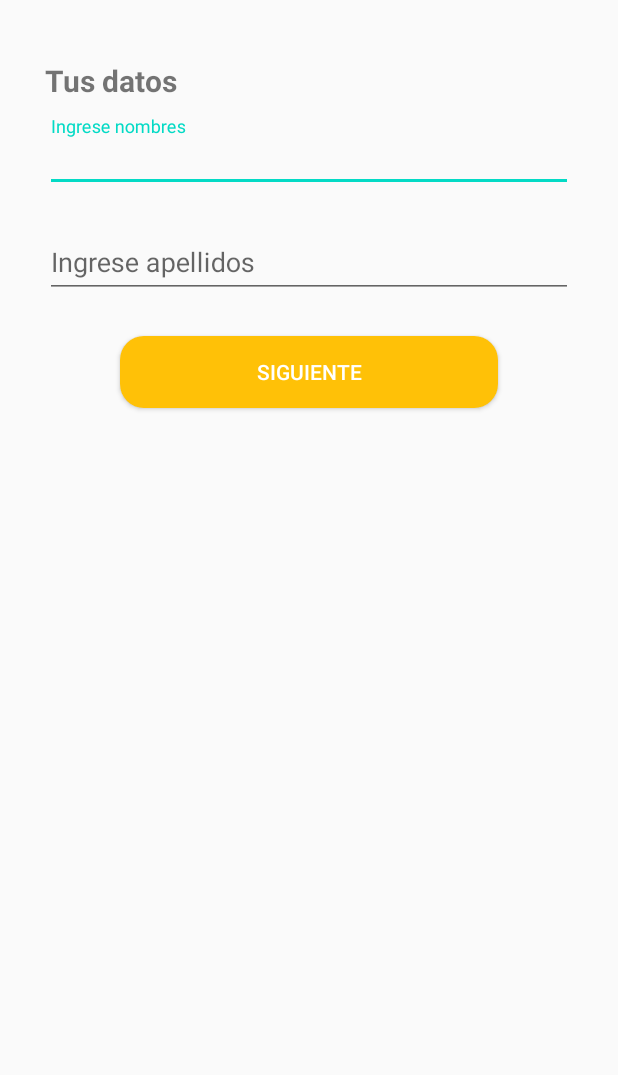
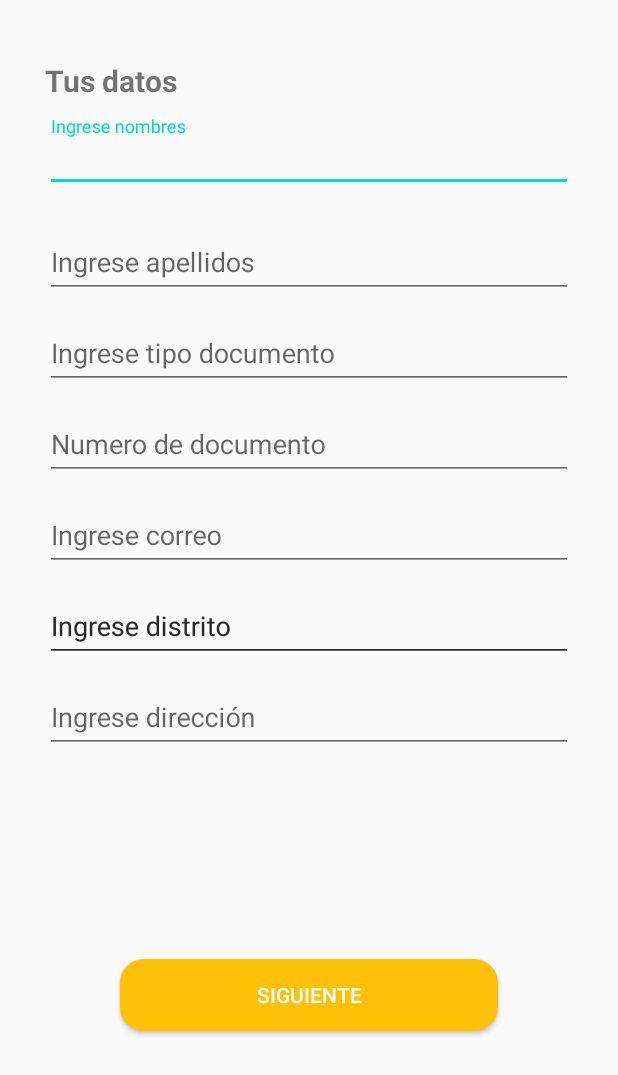
Before and after one commit to MopiRiro/AppMarketFastCliente, an Android app: the DatosUsuarioActivity screen opened directly, with no data from a screen before it, on a phone screen of 412 x 824 dp. Shown: the top 1075 px of the screen. Run offline under Robolectric (Android 15) with nearby library versions, the phone set to English and light mode, and no system bars; Roboto replaces fonts that are not available here.

Commit message:
19122020

```diff
--- a/app/src/main/res/layout/activity_datos_usuario.xml
+++ b/app/src/main/res/layout/activity_datos_usuario.xml
@@ -67,7 +67,6 @@
         android:layout_width="match_parent"
         android:layout_height="wrap_content"
         android:layout_marginStart="80dp"
-        android:layout_marginTop="10dp"
         android:layout_marginEnd="80dp"
         android:background="@drawable/button_rounded_orangemarket"
         android:onClick="AsignarContrasena"
@@ -75,9 +74,137 @@
         android:textColor="@color/white"
         app:layout_constraintBottom_toBottomOf="parent"
         app:layout_constraintEnd_toEndOf="parent"
-        app:layout_constraintHorizontal_bias="1.0"
+        app:layout_constraintHorizontal_bias="0.0"
         app:layout_constraintStart_toStartOf="parent"
-        app:layout_constraintTop_toBottomOf="@+id/textInputLayout3"
-        app:layout_constraintVertical_bias="0.027" />
+        app:layout_constraintTop_toBottomOf="@+id/textInputLayout9" />
+
+    <com.google.android.material.textfield.TextInputLayout
+        android:id="@+id/textInputLayout4"
+        android:layout_width="match_parent"
+        android:layout_height="wrap_content"
+        android:layout_marginStart="30dp"
+        android:layout_marginTop="10dp"
+        android:layout_marginEnd="30dp"
+        android:backgroundTint="@color/accent"
+        app:boxBackgroundMode="outline"
+        app:layout_constraintEnd_toEndOf="parent"
+        app:layout_constraintHorizontal_bias="0.0"
+        app:layout_constraintStart_toStartOf="parent"
+        app:layout_constraintTop_toBottomOf="@+id/textInputLayout3">
+
+        <com.google.android.material.textfield.TextInputEditText
+            android:layout_width="match_parent"
+            android:layout_height="wrap_content"
+            android:hint="Ingrese tipo documento"
+            android:inputType="text" />
+    </com.google.android.material.textfield.TextInputLayout>
+
+    <com.google.android.material.textfield.TextInputLayout
+        android:id="@+id/textInputLayout5"
+        android:layout_width="match_parent"
+        android:layout_height="wrap_content"
+        android:layout_marginStart="30dp"
+        android:layout_marginTop="10dp"
+        android:layout_marginEnd="30dp"
+        android:backgroundTint="@color/accent"
+        app:boxBackgroundMode="outline"
+        app:layout_constraintEnd_toEndOf="parent"
+        app:layout_constraintHorizontal_bias="0.0"
+        app:layout_constraintStart_toStartOf="parent"
+        app:layout_constraintTop_toBottomOf="@+id/textInputLayout4">
+
+        <com.google.android.material.textfield.TextInputEditText
+            android:layout_width="match_parent"
+            android:layout_height="wrap_content"
+            android:hint="Numero de documento"
+            android:inputType="number" />
+    </com.google.android.material.textfield.TextInputLayout>
+
+    <com.google.android.material.textfield.TextInputLayout
+        android:id="@+id/textInputLayout6"
+        android:layout_width="match_parent"
+        android:layout_height="wrap_content"
+        android:layout_marginStart="30dp"
+        android:layout_marginEnd="30dp"
+        android:layout_marginTop="10dp"
+        android:backgroundTint="@color/accent"
+        app:boxBackgroundMode="outline"
+        app:layout_constraintEnd_toEndOf="parent"
+        app:layout_constraintHorizontal_bias="0.0"
+        app:layout_constraintStart_toStartOf="parent"
+        app:layout_constraintTop_toBottomOf="@+id/textInputLayout5">
+
+        <com.google.android.material.textfield.TextInputEditText
+            android:layout_width="match_parent"
+            android:layout_height="wrap_content"
+            android:hint="Ingrese correo"
+            android:inputType="textEmailAddress"/>
+    </com.google.android.material.textfield.TextInputLayout>
+
+    <com.google.android.material.textfield.TextInputLayout
+        android:id="@+id/textInputLayout7"
+        android:layout_width="match_parent"
+        android:layout_height="wrap_content"
+        android:layout_marginStart="30dp"
+        android:layout_marginEnd="30dp"
+        android:layout_marginTop="10dp"
+        android:backgroundTint="@color/accent"
+        app:boxBackgroundMode="outline"
+        app:layout_constraintEnd_toEndOf="parent"
+        app:layout_constraintHorizontal_bias="0.0"
+        app:layout_constraintStart_toStartOf="parent"
+        app:layout_constraintTop_toBottomOf="@+id/textInputLayout6">
+
+        <com.google.android.material.textfield.TextInputEditText
+            android:layout_width="match_parent"
+            android:layout_height="wrap_content"
+            android:hint="Ingrese distrito"
+            android:inputType="text" />
+    </com.google.android.material.textfield.TextInputLayout>
+
+    <com.google.android.material.textfield.TextInputLayout
+        android:id="@+id/textInputLayout8"
+        android:layout_width="match_parent"
+        android:layout_height="wrap_content"
+        android:layout_marginStart="30dp"
+        android:layout_marginEnd="30dp"
+        android:layout_marginTop="10dp"
+        android:backgroundTint="@color/accent"
+        app:boxBackgroundMode="outline"
+        app:layout_constraintEnd_toEndOf="parent"
+        app:layout_constraintHorizontal_bias="0.0"
+        app:layout_constraintStart_toStartOf="parent"
+        app:layout_constraintTop_toBottomOf="@+id/textInputLayout6">
+
+        <com.google.android.material.textfield.TextInputEditText
+            android:layout_width="match_parent"
+            android:layout_height="wrap_content"
+            android:hint="Ingrese distrito"
+            android:inputType="text" />
+    </com.google.android.material.textfield.TextInputLayout>
+
+
+    <com.google.android.material.textfield.TextInputLayout
+        android:id="@+id/textInputLayout9"
+        android:layout_width="match_parent"
+        android:layout_height="wrap_content"
+        android:layout_marginStart="30dp"
+        android:layout_marginEnd="30dp"
+        android:layout_marginTop="10dp"
+        android:backgroundTint="@color/accent"
+        app:boxBackgroundMode="outline"
+        app:layout_constraintEnd_toEndOf="parent"
+        app:layout_constraintHorizontal_bias="0.0"
+        app:layout_constraintStart_toStartOf="parent"
+        app:layout_constraintTop_toBottomOf="@+id/textInputLayout8">
+
+        <com.google.android.material.textfield.TextInputEditText
+            android:layout_width="match_parent"
+            android:layout_height="wrap_content"
+            android:hint="Ingrese dirección"
+            android:inputType="text" />
+    </com.google.android.material.textfield.TextInputLayout>
+
+
 
 </androidx.constraintlayout.widget.ConstraintLayout>
--- a/app/src/main/res/layout/fragment_perfil_usuario.xml
+++ b/app/src/main/res/layout/fragment_perfil_usuario.xml
@@ -7,7 +7,6 @@
     android:layout_height="match_parent"
     xmlns:app="http://schemas.android.com/apk/res-auto"
     android:orientation="vertical"
-    android:background="#ffff"
     tools:context=".Fragments.PerfilUsuarioFragment">
 
 </LinearLayout>
```
